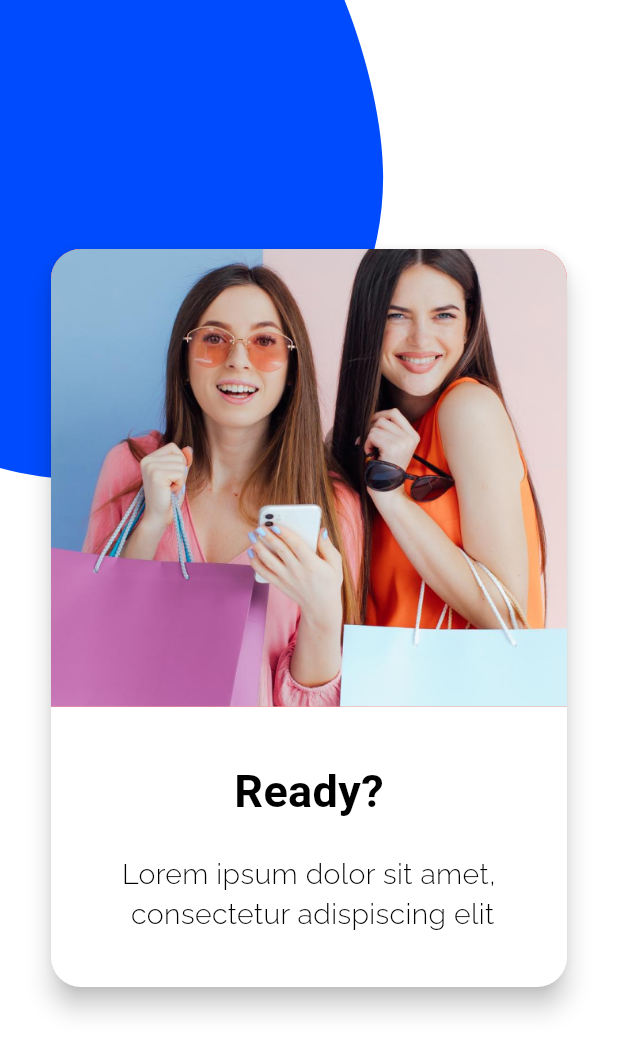
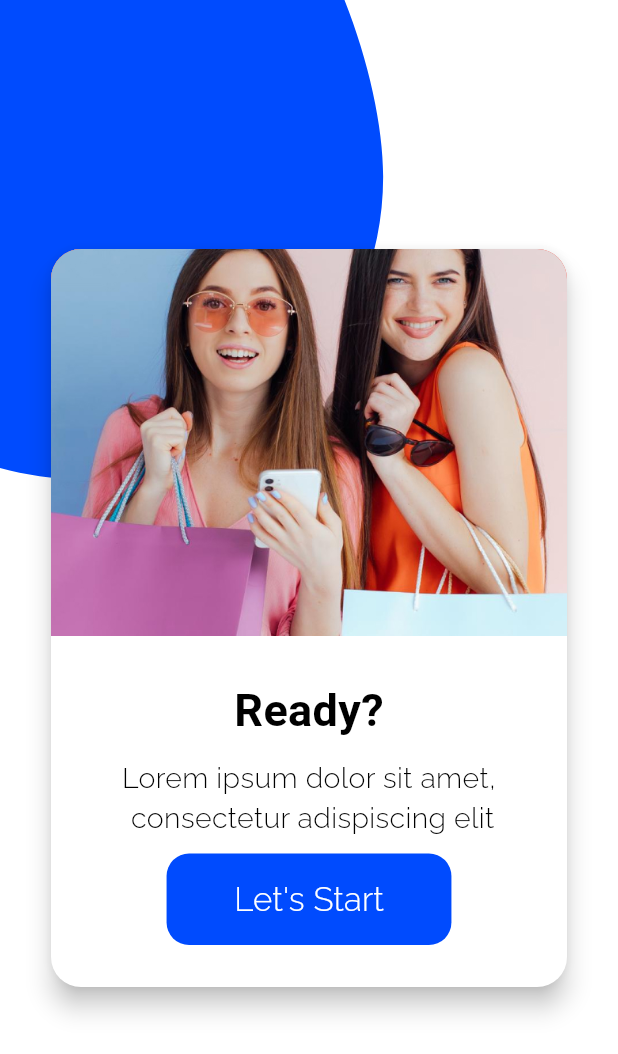
Before and after one commit to Osinmen/shope, a Flutter app: the screen it shows after launch, on a phone screen of 412 x 824 dp. Shown: the top 1054 px of the screen. Run offline on Flutter 3.47's test engine with Material 3 defaults, Android fonts, the phone set to English and light mode, and no system bars; our stand-ins replace cloud_firestore, firebase_auth, firebase_core, firebase_storage, image_picker, intl_phone_field; accounts and stored records are empty.

Commit message:
no comment

```diff
--- a/lib/screens/home/ready_screen.dart
+++ b/lib/screens/home/ready_screen.dart
@@ -53,7 +53,7 @@ class _ReadyScreenState extends State<ReadyScreen> {
                           ),
                         ),
                         Padding(
-                          padding: const EdgeInsets.symmetric(horizontal: 10, vertical: 35),
+                          padding: const EdgeInsets.symmetric(horizontal: 10, vertical: 28),
                           child: Column(
                             children: [
                               Text(
@@ -64,12 +64,23 @@ class _ReadyScreenState extends State<ReadyScreen> {
                                   fontSize: 30,
                                 ),
                               ),
-                              20.height,
+                              10.height,
                                Text(
                             'Lorem ipsum dolor sit amet,\n consectetur adispiscing elit',
                             textAlign: TextAlign.center,
                             style: AppTextStyles.bodyMediumLight(Colors.black)
                           ),
+                          10.height,
+                          ElevatedButton(
+                            onPressed: () {},
+                            style: ElevatedButton.styleFrom(
+                              elevation: 0,
+                              padding: const EdgeInsets.symmetric(vertical: 15, horizontal: 45),
+                              backgroundColor: AppColors.primaryColor,
+                              shape: RoundedRectangleBorder(
+                                borderRadius: BorderRadius.circular(15)
+                              )
+                            ), child: Text("Let's Start", style: AppTextStyles.bodyLargeLight(Colors.white), ),)
                             ],
                           ),
                         ),
```
